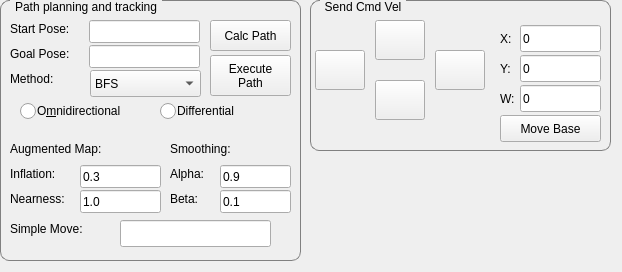
First picture: the form in catkin_ws/src/simple_gui/src/MainWindow.ui, repository mnegretev/Mobile-Robots-2021-1, before the edit.
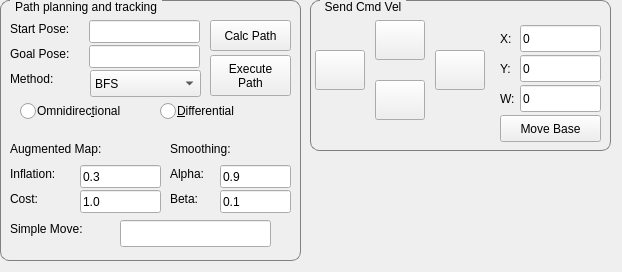
Second picture: the form after the edit.

Commit message: Corrección en la gui

```diff
--- a/catkin_ws/src/simple_gui/src/MainWindow.ui
+++ b/catkin_ws/src/simple_gui/src/MainWindow.ui
@@ -212,7 +212,7 @@
       </rect>
      </property>
      <property name="text">
-      <string>Nearness:</string>
+      <string>Cost:</string>
      </property>
     </widget>
     <widget class="QLineEdit" name="navTxtNearness">
@@ -329,7 +329,7 @@
       </rect>
      </property>
      <property name="text">
-      <string>O&amp;mnidirectional</string>
+      <string>Omnidirec&amp;tional</string>
      </property>
     </widget>
     <widget class="QRadioButton" name="navRbDifferential">
@@ -342,7 +342,7 @@
       </rect>
      </property>
      <property name="text">
-      <string>Differential</string>
+      <string>&amp;Differential</string>
      </property>
     </widget>
    </widget>
```
